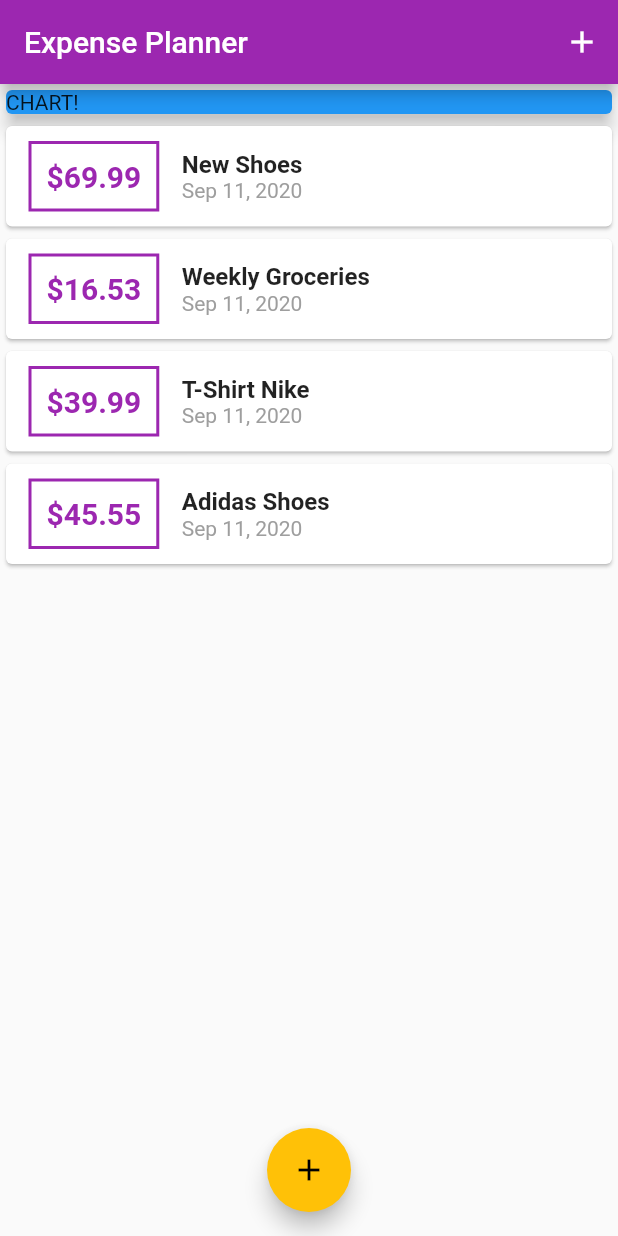
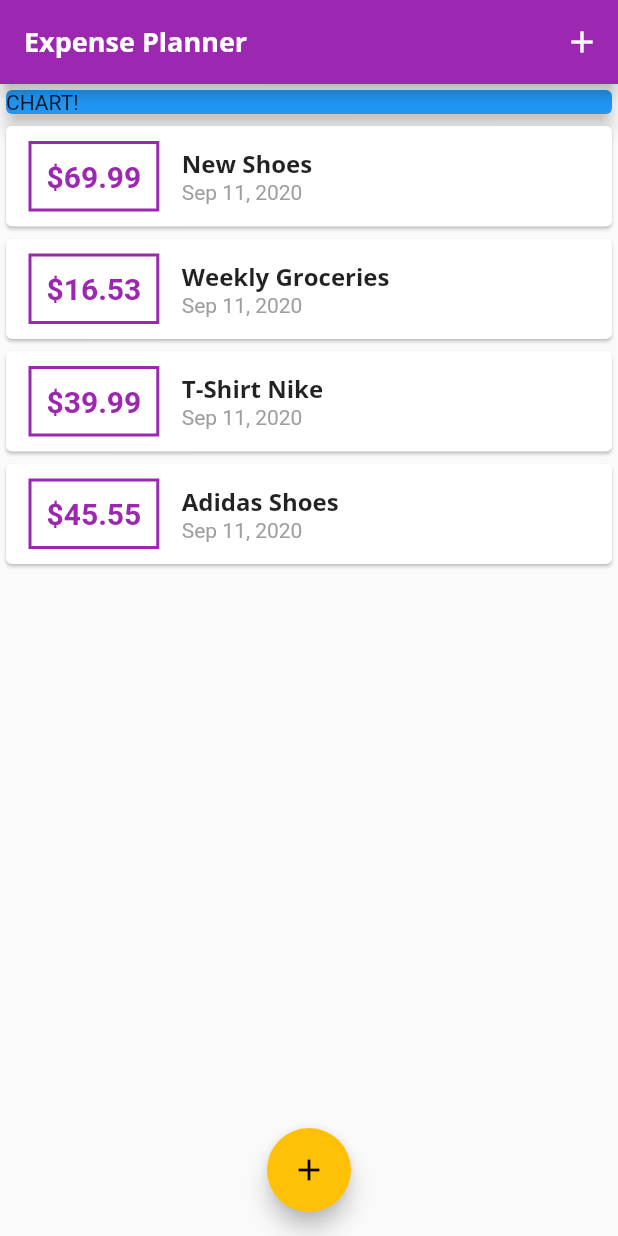
Before and after one commit to mramirid/Expense-Planner, a Flutter app: the screen it shows after launch, on a phone screen of 412 x 824 dp. Run offline on Flutter 3.47's test engine with Material 2 defaults, Android fonts, the phone set to English and light mode, and no system bars.

Commit message:
Theming app fonts

```diff
--- a/lib/main.dart
+++ b/lib/main.dart
@@ -14,6 +14,23 @@ class MyApp extends StatelessWidget {
       theme: ThemeData(
         primarySwatch: Colors.purple,
         accentColor: Colors.amber,
+        fontFamily: 'QuickSand',
+        textTheme: ThemeData.light().textTheme.copyWith(
+              headline6: TextStyle(
+                fontFamily: 'OpenSans',
+                fontWeight: FontWeight.bold,
+                fontSize: 16,
+              ),
+            ),
+        appBarTheme: AppBarTheme(
+          textTheme: ThemeData.light().textTheme.copyWith(
+                headline6: TextStyle(
+                  fontFamily: 'OpenSans',
+                  fontSize: 18,
+                  fontWeight: FontWeight.bold,
+                ),
+              ),
+        ),
       ),
       home: MyHomePage(),
     );
--- a/lib/widgets/transaction_list.dart
+++ b/lib/widgets/transaction_list.dart
@@ -45,10 +45,7 @@ class TransactionList extends StatelessWidget {
                   children: [
                     Text(
                       _transactions[index].title,
-                      style: TextStyle(
-                        fontSize: 16,
-                        fontWeight: FontWeight.bold,
-                      ),
+                      style: Theme.of(context).textTheme.headline6,
                     ),
                     Text(
                       DateFormat.yMMMd().format(_transactions[index].date),
```
Also changed, not shown: pubspec.yaml (+11 -1 lines), assets/fonts/OpenSans-Bold.ttf (added), assets/fonts/OpenSans-Regular.ttf (added), assets/fonts/Quicksand-Bold.ttf (added), assets/fonts/Quicksand-Light.ttf (added), assets/fonts/Quicksand-Medium.ttf (added), assets/fonts/Quicksand-Regular.ttf (added).
